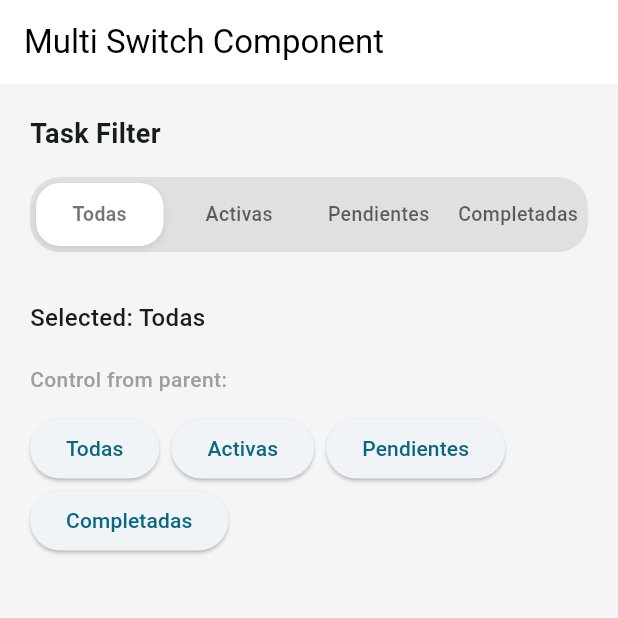
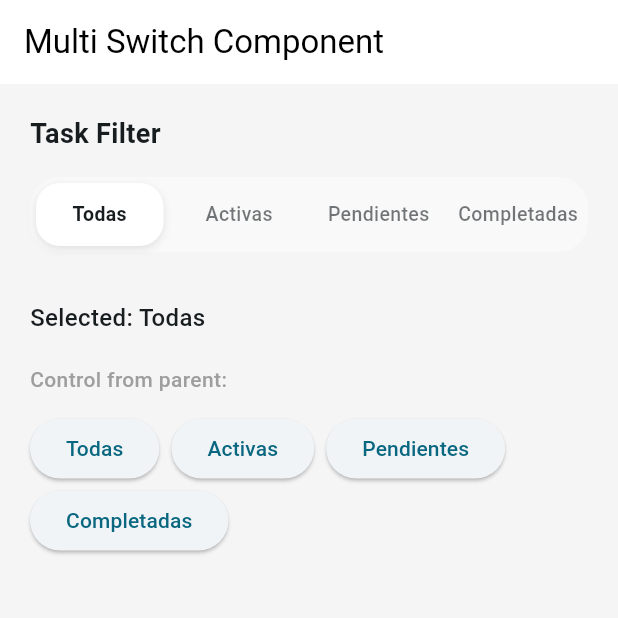
Before and after one commit to tr3scafesforge-cloud/promoruta-mobile, a Flutter app: the MultiSwitchExample screen opened directly, on a phone screen of 412 x 824 dp, the top half of it. Run offline on Flutter 3.47's test engine with Material 3 defaults, Android fonts, the light colour scheme and no system bars; our stand-ins replace connectivity_plus, dio, drift, flutter_riverpod, go_router, google_fonts and 4 more; accounts and stored records are empty; generated files the repository leaves out were written again.

Commit message:
Update Multiswitch colors to use the global app theming

```diff
--- a/lib/shared/widgets/multi_switch.dart
+++ b/lib/shared/widgets/multi_switch.dart
@@ -47,9 +47,10 @@ class _MultiSwitchState extends State<MultiSwitch> {
 
   @override
   Widget build(BuildContext context) {
-    final activeColor = widget.activeColor ?? Colors.white;
-    final inactiveColor = widget.inactiveColor ?? Colors.black54;
-    final backgroundColor = widget.backgroundColor ?? Colors.grey[300];
+    final theme = Theme.of(context);
+    final activeColor = widget.activeColor ?? (theme.brightness == Brightness.light ? Colors.white : const Color(0xFF0A9995));
+    final inactiveColor = widget.inactiveColor ?? theme.colorScheme.onSurface;
+    final backgroundColor = widget.backgroundColor ?? theme.colorScheme.surfaceContainerHighest;
 
     return Container(
       height: widget.height,
```
